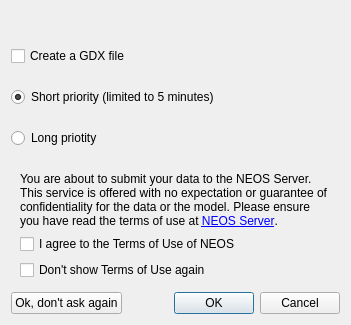
Above: src/neos/neosstartdialog.ui from GAMS-dev/studio before the change. Below: the same form after it.
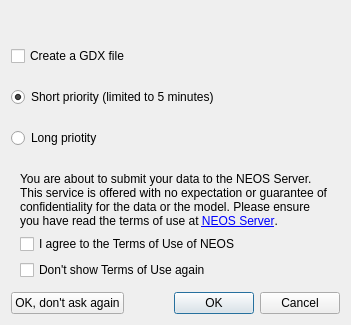
That is the form after the change. Icons and pictures are not drawn.

Commit message: changed Ok to OK

Patch:
```diff
--- a/src/neos/neosstartdialog.ui
+++ b/src/neos/neosstartdialog.ui
@@ -141,7 +141,7 @@
       <item>
        <widget class="QPushButton" name="bAlways">
         <property name="text">
-         <string>Ok, don't ask again</string>
+         <string>OK, don't ask again</string>
         </property>
        </widget>
       </item>
```
